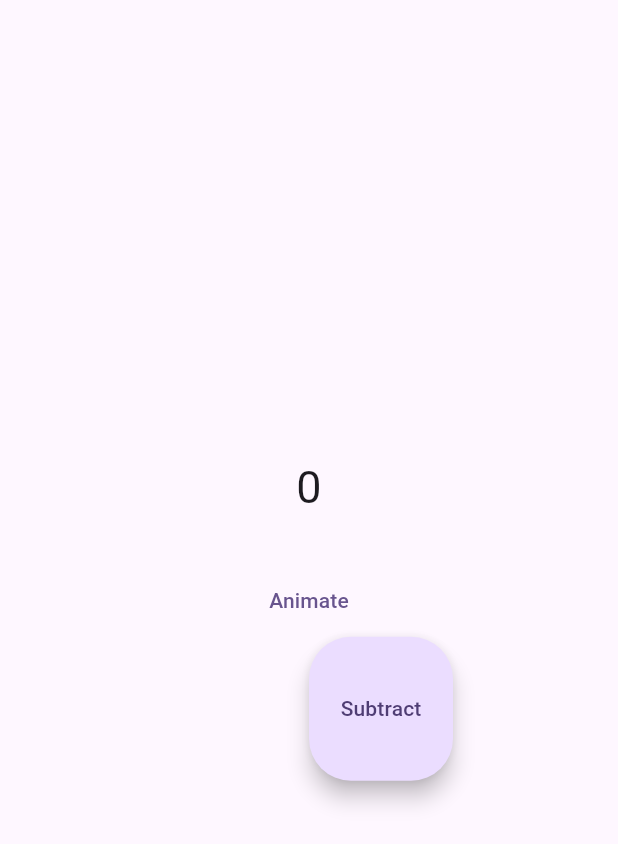
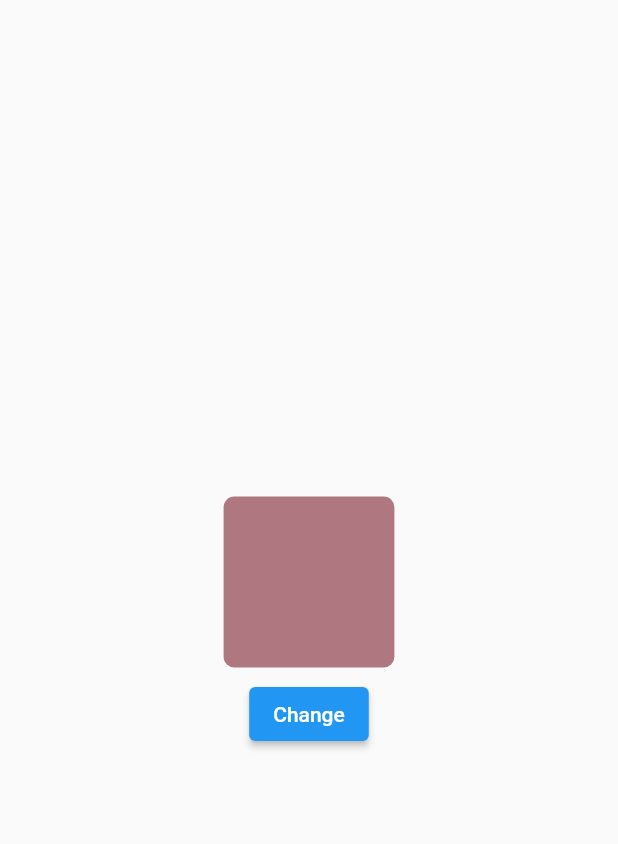
Before and after one commit to JER3MIAH/responsive_todo_app, a Flutter app: the screen it shows after launch, on a phone screen of 412 x 824 dp. Shown: the top 844 px of the screen. Run offline on Flutter 3.47's test engine with Material 2 defaults, Android fonts, the phone set to English and light mode, and no system bars; our stand-ins replace equatable, flutter_bloc.

Commit message:
animated container practice

```diff
--- /dev/null
+++ b/lib/UI/shape_shifting_box.dart
@@ -0,0 +1,85 @@
+import 'dart:math';
+
+import 'package:flutter/material.dart';
+
+double randomBorderRadius() {
+  return Random().nextDouble() * 64;
+}
+
+double randomMargin() {
+  return Random().nextDouble() * 64;
+}
+
+Color randomColor() {
+  return Color(0xFFFFFFFF & Random().nextInt(0xFFFFFFFF));
+}
+
+class AnimatedContainerDemo extends StatefulWidget {
+  const AnimatedContainerDemo({super.key});
+
+  @override
+  State<AnimatedContainerDemo> createState() => _AnimatedContainerDemoState();
+}
+
+class _AnimatedContainerDemoState extends State<AnimatedContainerDemo> {
+  late Color color;
+  late double borderRadius;
+  late double margin;
+
+  @override
+  void initState() {
+    super.initState();
+    color = randomColor();
+    borderRadius = randomBorderRadius();
+    margin = randomMargin();
+  }
+
+  void onPressed() {
+    setState(() {
+      color = randomColor();
+      borderRadius = randomBorderRadius();
+      margin = randomMargin();
+    });
+  }
+
+  @override
+  Widget build(BuildContext context) {
+    return Scaffold(
+      body: Center(
+        child: Column(
+          mainAxisAlignment: MainAxisAlignment.center,
+          children: <Widget>[
+            SizedBox(
+              width: 128,
+              height: 128,
+              child: AnimatedContainer(
+                duration: const Duration(milliseconds: 900),
+                margin: EdgeInsets.all(margin),
+                decoration: BoxDecoration(
+                  color: color,
+                  borderRadius: BorderRadius.circular(borderRadius),
+                ),
+              ),
+            ),
+            ElevatedButton(
+              onPressed: onPressed,
+              child: const Text('Change'),
+            ),
+          ],
+        ),
+      ),
+    );
+  }
+}
+
+class Practice extends StatelessWidget {
+  const Practice({super.key});
+
+  @override
+  Widget build(BuildContext context) {
+    return const MaterialApp(
+      debugShowCheckedModeBanner: false,
+      home: AnimatedContainerDemo(),
+    );
+  }
+}
--- a/lib/main.dart
+++ b/lib/main.dart
@@ -1,7 +1,7 @@
 import 'package:flutter/material.dart';
 import 'package:flutter_bloc/flutter_bloc.dart';
+import 'package:flutter_x_dart_practice/UI/shape_shifting_box.dart';
 import 'package:flutter_x_dart_practice/logic/bloc/counter_bloc.dart';
-import 'UI/widget.dart';
 
 void main() {
   runApp(const MyApp());
@@ -21,7 +21,7 @@ class MyApp extends StatelessWidget {
             colorScheme: ColorScheme.fromSeed(seedColor: Colors.deepPurple),
             useMaterial3: true,
           ),
-          home: const MyWidget()),
+          home: const Practice()),
     );
   }
 }
```
